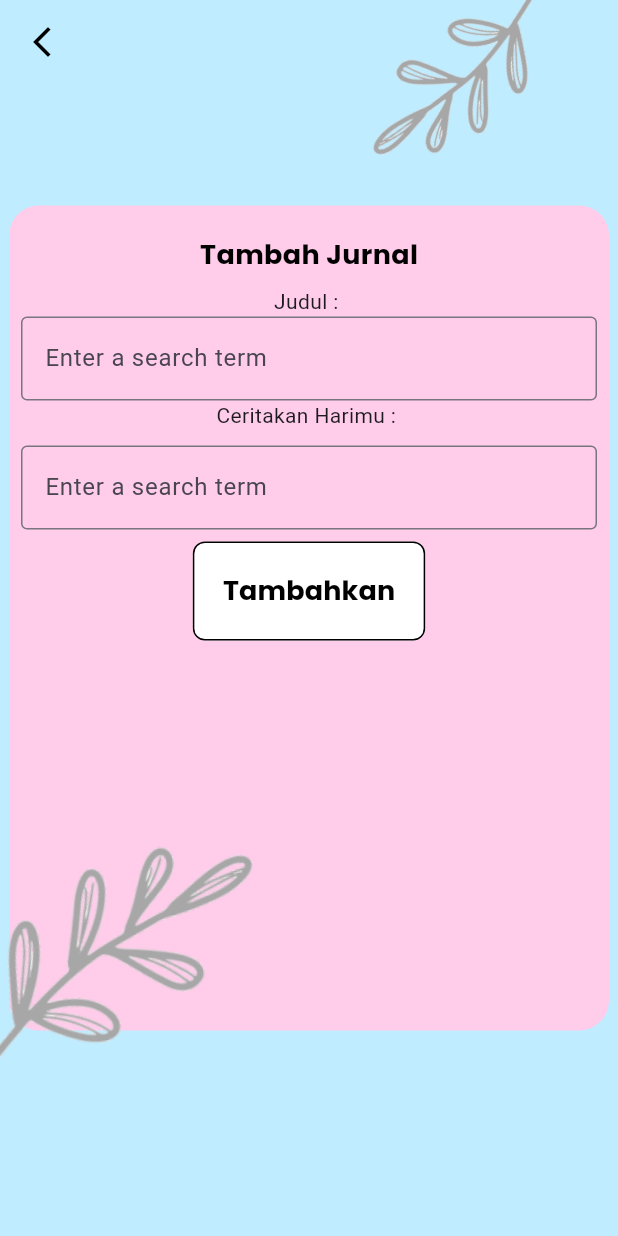
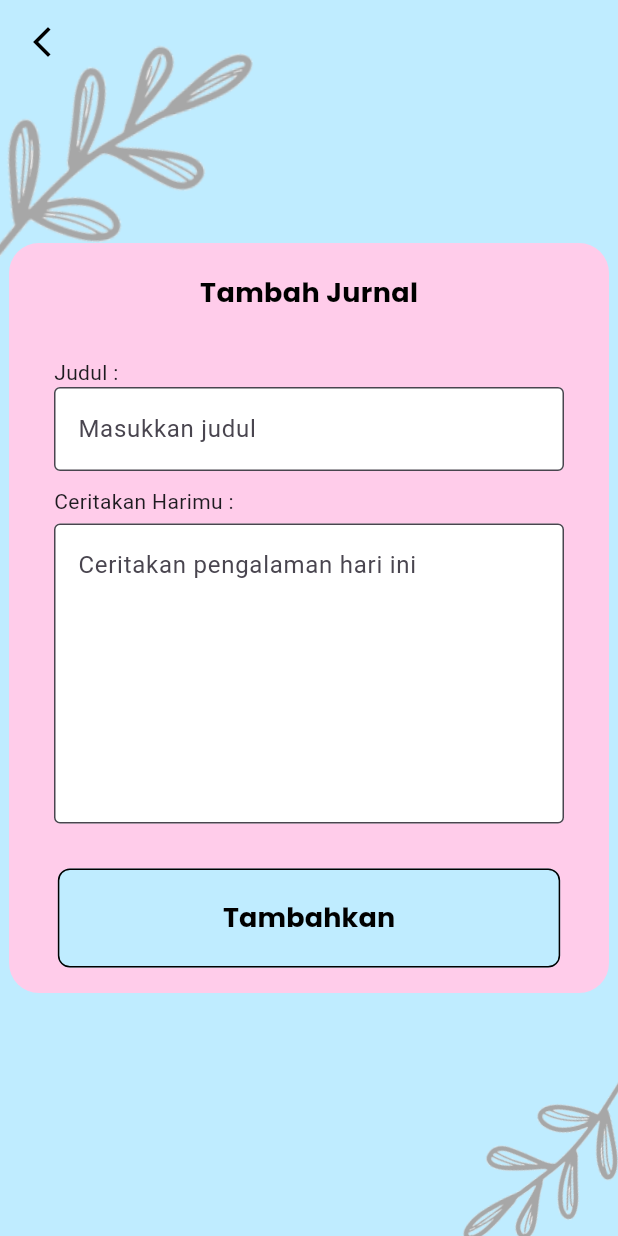
Before and after one commit to dirch4/JournEase, a Flutter app: the Addjournal screen opened directly, on a phone screen of 412 x 824 dp. Run offline on Flutter 3.47's test engine with Material 3 defaults, Android fonts, the phone set to English and light mode, and no system bars; our stand-ins replace google_fonts.

Commit message:
page: update page add journal

```diff
--- a/lib/pages/addjournal.dart
+++ b/lib/pages/addjournal.dart
@@ -27,41 +27,78 @@ class Addjournal extends StatelessWidget {
           Container(
             color: Appcolors.primary,
           ),
+          Positioned(
+            top: -40,
+            left: -40,
+            child: Transform.rotate(
+              angle: -0.10,
+              child: Image.asset(
+                'assets/iconbg1.png',
+                width: 300,
+                height: 300,
+              ),
+            ),
+          ),
+          Positioned(
+            bottom: -50,
+            right: -30,
+            child: Transform.rotate(
+              angle: 160,
+              child: Image.asset(
+                'assets/iconbg1.png',
+                width: 200,
+                height: 200,
+              ),
+            ),
+          ),
           Center(
             child: Container(
               alignment: Alignment.center,
-              height: 550,
+              height: 500,
               width: 400,
               decoration: BoxDecoration(
                   color: Appcolors.secondary,
                   borderRadius: BorderRadius.all(Radius.circular(20.0))),
               child: Column(
                 children: [
-                  const SizedBox(height: 20.0,),
-                  Text("Tambah Jurnal", style: GoogleFonts.poppins(
-                          textStyle: const TextStyle(
-                            fontSize: 18.0,
-                            fontWeight: FontWeight.bold,
-                            color: Colors.black,
-                          ),
-                        ),),
+                  const SizedBox(
+                    height: 20.0,
+                  ),
+                  Text(
+                    "Tambah Jurnal",
+                    style: GoogleFonts.poppins(
+                      textStyle: const TextStyle(
+                        fontSize: 18.0,
+                        fontWeight: FontWeight.bold,
+                        color: Colors.black,
+                      ),
+                    ),
+                  ),
                   Padding(
-                    padding: const EdgeInsets.all(8.0),
+                    padding: const EdgeInsets.all(30.0),
                     child: Column(
+
+                      crossAxisAlignment: CrossAxisAlignment.start,
                       children: [
                         Text("Judul : "),
                         TextField(
                           decoration: InputDecoration(
+                            filled: true,
+                            fillColor: Colors.white,
                             border: OutlineInputBorder(),
-                            hintText: 'Enter a search term',
+                            hintText: 'Masukkan judul',
                           ),
                         ),
+                        const SizedBox(height: 10.0),
                         Text("Ceritakan Harimu : "),
-                        const SizedBox(height: 10.0),
+                        const SizedBox(height: 5.0),
                         TextField(
+                          maxLines: 7,
                           decoration: InputDecoration(
+                            filled: true,
+                            fillColor: Colors.white,
                             border: OutlineInputBorder(),
-                            hintText: 'Enter a search term',
+                            hintText: 'Ceritakan pengalaman hari ini',
                           ),
                         ),
                       ],
@@ -75,11 +112,11 @@ class Addjournal extends StatelessWidget {
                         Navigator.pop(context);
                       },
                       style: OutlinedButton.styleFrom(
-                        backgroundColor: Colors.white,
+                        backgroundColor: Appcolors.primary,
                         side: const BorderSide(color: Colors.black, width: 1),
                         padding: const EdgeInsets.symmetric(
                           vertical: 20.0,
-                          horizontal: 20.0,
+                          horizontal: 110.0,
                         ),
                         shape: RoundedRectangleBorder(
                           borderRadius: BorderRadius.circular(8.0),
@@ -101,30 +138,7 @@ class Addjournal extends StatelessWidget {
               ),
             ),
           ),
-          Positioned(
-            bottom: 30,
-            left: -40,
-            child: Transform.rotate(
-              angle: -0.10,
-              child: Image.asset(
-                'assets/iconbg1.png',
-                width: 300,
-                height: 300,
-              ),
-            ),
-          ),
-          Positioned(
-            top: -50,
-            right: 30,
-            child: Transform.rotate(
-              angle: 160,
-              child: Image.asset(
-                'assets/iconbg1.png',
-                width: 200,
-                height: 200,
-              ),
-            ),
-          ),
+
         ],
       ),
     );
```
